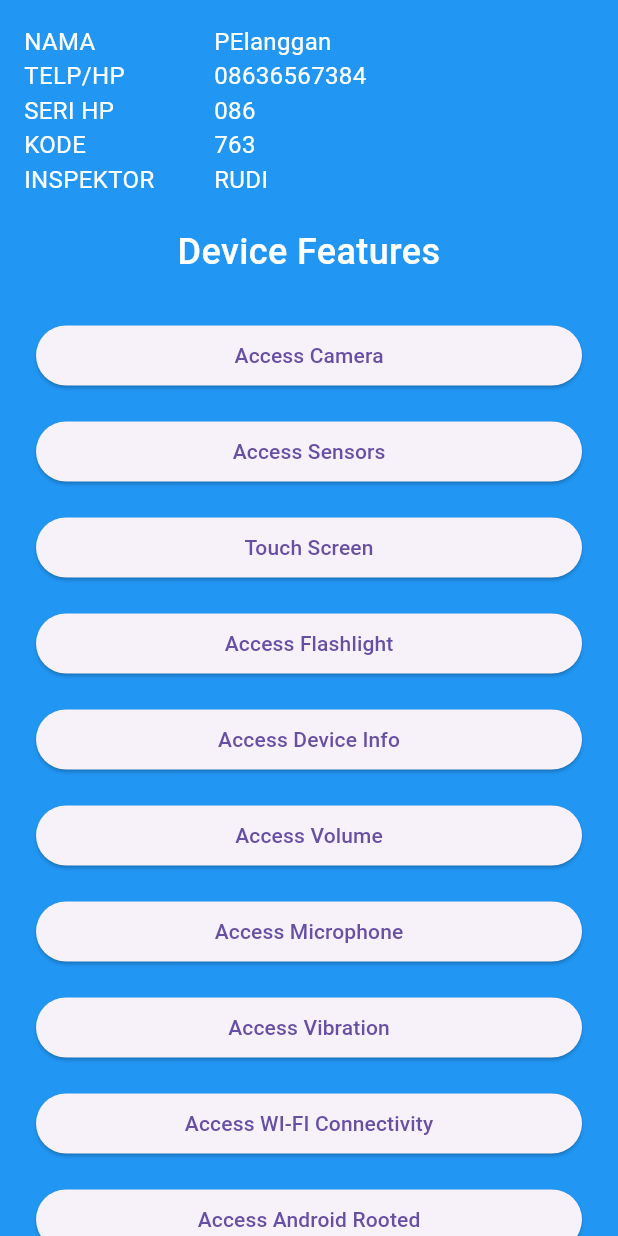
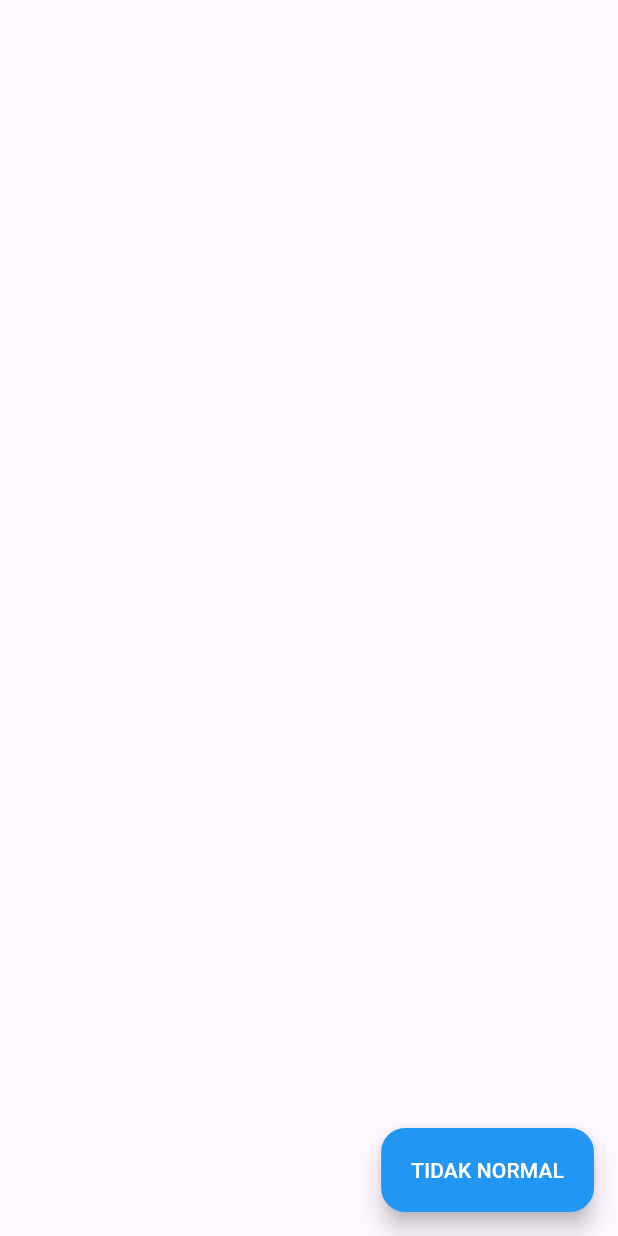
Before and after one commit to amiqyolo/gitss, a Flutter app: the MenusInspectionView screen opened by its route, after a tap on "Touch Screen", on a phone screen of 412 x 824 dp. Run offline on Flutter 3.47's test engine with Material 3 defaults, Android fonts, the phone set to English and light mode, and no system bars; our stand-ins replace camera, flutter_svg, get.

Commit message:
create & implement touchscreen feature

```diff
--- /dev/null
+++ b/lib/app/modules/helper/touch_tracker_painter.dart
@@ -0,0 +1,26 @@
+import 'package:flutter/material.dart';
+
+class TouchTrackerPainter extends CustomPainter {
+  final List<Offset?> points;
+
+  TouchTrackerPainter(this.points);
+
+  @override
+  void paint(Canvas canvas, Size size) {
+    final paint = Paint()
+      ..color = Colors.blue // warna line
+      ..strokeWidth = 24.0 // Ketebalan jalur
+      ..strokeCap = StrokeCap.round;
+
+    for (int i = 0; i < points.length - 1; i++) {
+      if (points[i] != null && points[i + 1] != null) {
+        canvas.drawLine(points[i]!, points[i + 1]!, paint);
+      }
+    }
+  }
+
+  @override
+  bool shouldRepaint(covariant CustomPainter oldDelegate) {
+    return true;
+  }
+}
--- a/lib/app/modules/menus_inspection/views/menus_inspection_view.dart
+++ b/lib/app/modules/menus_inspection/views/menus_inspection_view.dart
@@ -169,7 +169,7 @@ class MenusInspectionView extends GetView<MenusInspectionController> {
                     ),
                     FeatureButton(
                       label: 'Touch Screen',
-                      onTap: () => Get.to(() => const MenusInspectionView()),
+                      onTap: () => Get.toNamed(Routes.TOUCHSCREEN_FEATURE),
                     ),
                     FeatureButton(
                       label: 'Access Flashlight',
--- /dev/null
+++ b/lib/app/modules/touchscreen_feature/bindings/touchscreen_feature_binding.dart
@@ -0,0 +1,12 @@
+import 'package:get/get.dart';
+
+import '../controllers/touchscreen_feature_controller.dart';
+
+class TouchscreenFeatureBinding extends Bindings {
+  @override
+  void dependencies() {
+    Get.lazyPut<TouchscreenFeatureController>(
+      () => TouchscreenFeatureController(),
+    );
+  }
+}
--- /dev/null
+++ b/lib/app/modules/touchscreen_feature/controllers/touchscreen_feature_controller.dart
@@ -0,0 +1,34 @@
+import 'dart:ui';
+
+import 'package:get/get.dart';
+
+class TouchscreenFeatureController extends GetxController {
+  final RxList<Offset> _points = RxList();
+
+  List<Offset> get points => _points;
+
+  void addPoint(Offset point) {
+    _points.add(point); // Tambahkan titik baru
+    update(); // Beri tahu UI bahwa data berubah
+  }
+
+  void clearPoints() {
+    _points.clear(); // Kosongkan semua titik
+    update(); // Beri tahu UI bahwa data berubah
+  }
+
+  @override
+  void onInit() {
+    super.onInit();
+  }
+
+  @override
+  void onReady() {
+    super.onReady();
+  }
+
+  @override
+  void onClose() {
+    super.onClose();
+  }
+}
--- /dev/null
+++ b/lib/app/modules/touchscreen_feature/views/touchscreen_feature_view.dart
@@ -0,0 +1,49 @@
+import 'package:flutter/material.dart';
+import 'package:get/get.dart';
+
+import '../../helper/touch_tracker_painter.dart';
+import '../controllers/touchscreen_feature_controller.dart';
+
+class TouchscreenFeatureView extends GetView<TouchscreenFeatureController> {
+  const TouchscreenFeatureView({super.key});
+
+  @override
+  Widget build(BuildContext context) {
+    return Scaffold(
+      body: GestureDetector(
+        onPanUpdate: (details) {
+          // Menambahkan titik sentuhan baru ke daftar
+          RenderBox renderBox = context.findRenderObject() as RenderBox;
+          controller.addPoint(renderBox.globalToLocal(details.globalPosition));
+        },
+        onPanEnd: (details) {
+          // Menghapus jalur saat jari diangkat (opsional)
+          // Jika ingin tetap mempertahankan titik sebelumnya, abaikan bagian ini
+          // controller.points.value.clear();
+          // controller.update();
+        },
+        child: GetBuilder<TouchscreenFeatureController>(
+          builder: (controller) => CustomPaint(
+            painter: TouchTrackerPainter(controller.points),
+            size: Size.infinite,
+          ),
+        ),
+      ),
+      floatingActionButton: FloatingActionButton.extended(
+        backgroundColor: Colors.blue,
+        onPressed: () {
+          controller.points.isNotEmpty ? 'NORMAL' : 'TIDAK NORMAL';
+          Get.back();
+        },
+        label: Obx(
+          () => Text(
+            controller.points.isNotEmpty ? 'NORMAL' : 'TIDAK NORMAL',
+            style: const TextStyle(
+              color: Colors.white,
+            ),
+          ),
+        ),
+      ),
+    );
+  }
+}
--- a/lib/app/routes/app_routes.dart
+++ b/lib/app/routes/app_routes.dart
@@ -18,6 +18,7 @@ abstract class Routes {
   static const MENUS_INSPECTION = _Paths.MENUS_INSPECTION;
   static const CAMERA_FEATURE = _Paths.CAMERA_FEATURE;
   static const SENSOR_FEATURE = _Paths.SENSOR_FEATURE;
+  static const TOUCHSCREEN_FEATURE = _Paths.TOUCHSCREEN_FEATURE;
 }
 
 abstract class _Paths {
@@ -37,4 +38,5 @@ abstract class _Paths {
   static const MENUS_INSPECTION = '/menus-inspection';
   static const CAMERA_FEATURE = '/camera-feature';
   static const SENSOR_FEATURE = '/sensor-feature';
+  static const TOUCHSCREEN_FEATURE = '/touchscreen-feature';
 }
```
Also changed, not shown: lib/app/routes/app_pages.dart (+7 -0 lines).
